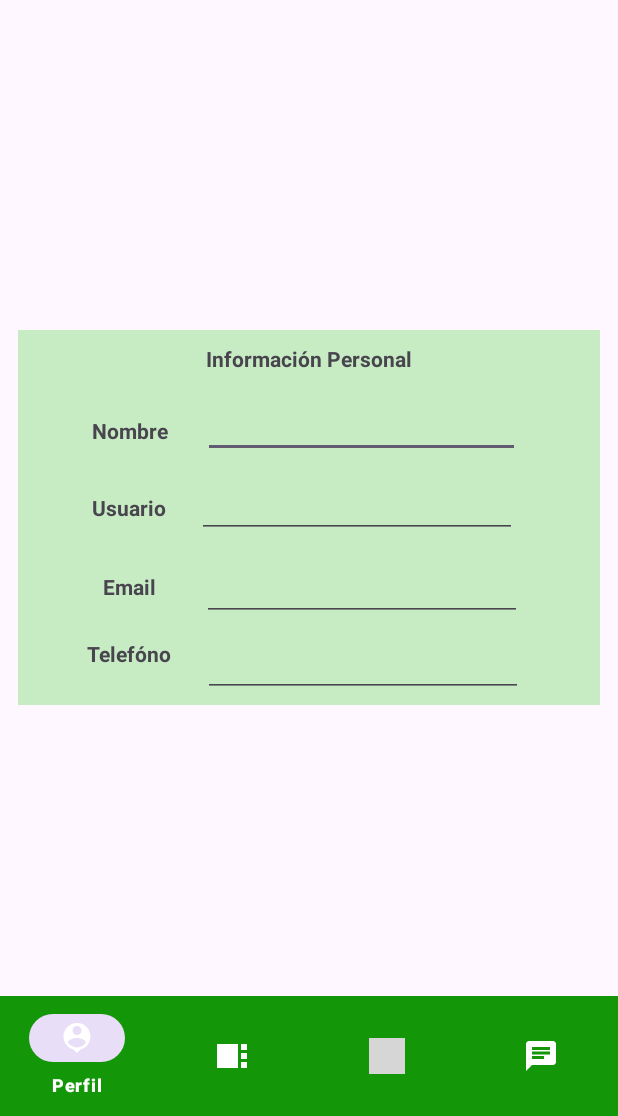
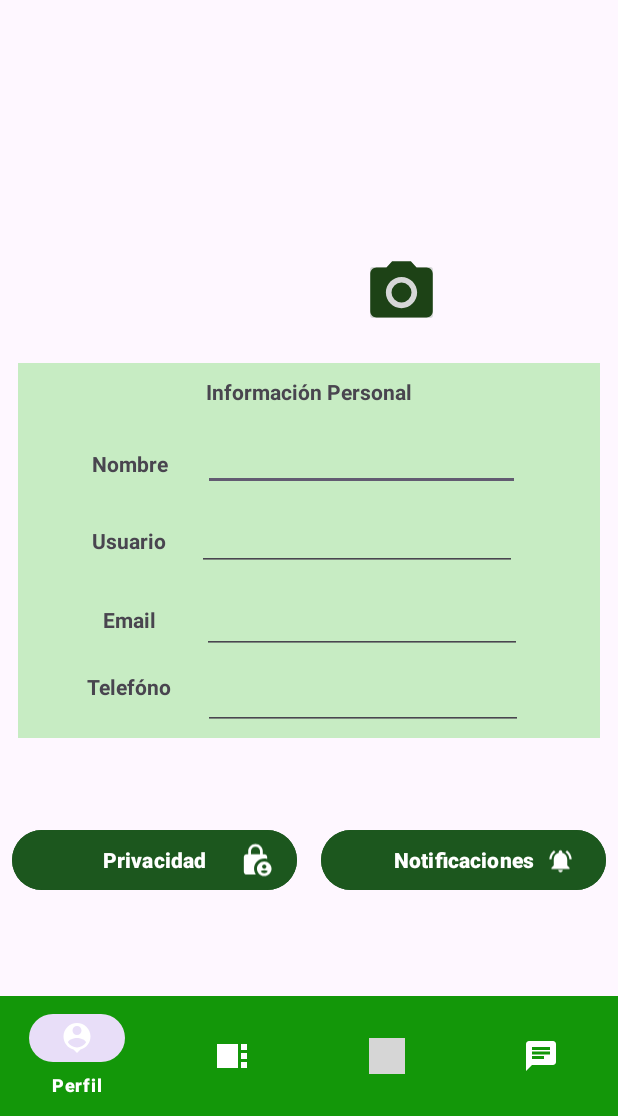
Before and after one commit to ICM2330/LifeCoach, an Android app: the ProfileActivity screen opened directly, with no data from a screen before it, on a phone screen of 412 x 824 dp, the part 120-1236 px from its top. Run offline under Robolectric (Android 15) with nearby library versions, the phone set to English and light mode, and no system bars; grey boxes are pictures that could not be loaded.

Commit message:
feat-profile-interface-design

```diff
--- /dev/null
+++ b/app/src/main/res/drawable/baseline_lock_person_24.xml
@@ -0,0 +1,6 @@
+<vector android:height="24dp" android:tint="#FFFFFF"
+    android:viewportHeight="24" android:viewportWidth="24"
+    android:width="24dp" xmlns:android="http://schemas.android.com/apk/res/android">
+    <path android:fillColor="@android:color/white" android:pathData="M18,11c0.7,0 1.37,0.1 2,0.29V10c0,-1.1 -0.9,-2 -2,-2h-1V6c0,-2.76 -2.24,-5 -5,-5S7,3.24 7,6v2H6c-1.1,0 -2,0.9 -2,2v10c0,1.1 0.9,2 2,2h6.26C11.47,20.87 11,19.49 11,18C11,14.13 14.13,11 18,11zM8.9,6c0,-1.71 1.39,-3.1 3.1,-3.1s3.1,1.39 3.1,3.1v2H8.9V6z"/>
+    <path android:fillColor="@android:color/white" android:pathData="M18,13c-2.76,0 -5,2.24 -5,5s2.24,5 5,5s5,-2.24 5,-5S20.76,13 18,13zM18,15c0.83,0 1.5,0.67 1.5,1.5S18.83,18 18,18s-1.5,-0.67 -1.5,-1.5S17.17,15 18,15zM18,21c-1.03,0 -1.94,-0.52 -2.48,-1.32C16.25,19.26 17.09,19 18,19s1.75,0.26 2.48,0.68C19.94,20.48 19.03,21 18,21z"/>
+</vector>
--- /dev/null
+++ b/app/src/main/res/drawable/notifications.xml
@@ -0,0 +1,5 @@
+<vector android:height="24dp" android:tint="#FFFFFF"
+    android:viewportHeight="24" android:viewportWidth="24"
+    android:width="24dp" xmlns:android="http://schemas.android.com/apk/res/android">
+    <path android:fillColor="@android:color/white" android:pathData="M7.58,4.08L6.15,2.65C3.75,4.48 2.17,7.3 2.03,10.5h2c0.15,-2.65 1.51,-4.97 3.55,-6.42zM19.97,10.5h2c-0.15,-3.2 -1.73,-6.02 -4.12,-7.85l-1.42,1.43c2.02,1.45 3.39,3.77 3.54,6.42zM18,11c0,-3.07 -1.64,-5.64 -4.5,-6.32L13.5,4c0,-0.83 -0.67,-1.5 -1.5,-1.5s-1.5,0.67 -1.5,1.5v0.68C7.63,5.36 6,7.92 6,11v5l-2,2v1h16v-1l-2,-2v-5zM12,22c0.14,0 0.27,-0.01 0.4,-0.04 0.65,-0.14 1.18,-0.58 1.44,-1.18 0.1,-0.24 0.15,-0.5 0.15,-0.78h-4c0.01,1.1 0.9,2 2.01,2z"/>
+</vector>
--- a/app/src/main/res/layout/activity_profile.xml
+++ b/app/src/main/res/layout/activity_profile.xml
@@ -28,8 +28,8 @@
 
     <ImageView
         android:id="@+id/profileimage"
-        android:layout_width="166dp"
-        android:layout_height="148dp"
+        android:layout_width="170dp"
+        android:layout_height="170dp"
         android:layout_marginTop="32dp"
         app:layout_constraintEnd_toEndOf="parent"
         app:layout_constraintHorizontal_bias="0.497"
@@ -38,6 +38,7 @@
         tools:srcCompat="@tools:sample/avatars" />
 
     <androidx.constraintlayout.widget.ConstraintLayout
+        android:id="@+id/constraintLayout"
         android:layout_width="0dp"
         android:layout_height="wrap_content"
         android:layout_marginStart="12dp"
@@ -179,4 +180,74 @@
 
     </androidx.constraintlayout.widget.ConstraintLayout>
 
+    <ImageButton
+        android:id="@+id/imageButton"
+        android:layout_width="50dp"
+        android:layout_height="46dp"
+        android:layout_marginStart="60dp"
+        android:layout_marginEnd="57dp"
+        android:layout_marginBottom="24dp"
+        app:layout_constraintBottom_toTopOf="@+id/constraintLayout"
+        app:layout_constraintEnd_toEndOf="parent"
+        app:layout_constraintStart_toStartOf="@+id/profileimage"
+        app:srcCompat="@drawable/registercamera"
+        tools:ignore="SpeakableTextPresentCheck,TouchTargetSizeCheck" />
+
+    <Button
+        android:id="@+id/privacyButtonProfile"
+        android:layout_width="0dp"
+        android:layout_height="wrap_content"
+        android:layout_marginStart="8dp"
+        android:layout_marginTop="12dp"
+        android:layout_marginEnd="8dp"
+        android:layout_marginBottom="21dp"
+        android:backgroundTint="#1C571E"
+        android:fontFamily="sans-serif-black"
+        android:text="Privacidad"
+        android:textStyle="normal|bold"
+        app:layout_constraintBottom_toTopOf="@+id/bottomNavigationView"
+        app:layout_constraintEnd_toStartOf="@+id/notificationsButtonProfile"
+        app:layout_constraintStart_toStartOf="parent"
+        app:layout_constraintTop_toBottomOf="@+id/constraintLayout" />
+
+    <Button
+        android:id="@+id/notificationsButtonProfile"
+        android:layout_width="0dp"
+        android:layout_height="wrap_content"
+        android:layout_marginStart="8dp"
+        android:layout_marginTop="12dp"
+        android:layout_marginEnd="8dp"
+        android:layout_marginBottom="22dp"
+        android:backgroundTint="#1C571E"
+        android:fontFamily="sans-serif-black"
+        android:text="Notificaciones"
+        android:textStyle="normal|bold"
+        app:layout_constraintBottom_toTopOf="@+id/bottomNavigationView"
+        app:layout_constraintEnd_toEndOf="parent"
+        app:layout_constraintStart_toEndOf="@+id/privacyButtonProfile"
+        app:layout_constraintTop_toBottomOf="@+id/constraintLayout" />
+
+    <ImageView
+        android:id="@+id/imageView3"
+        android:layout_width="23dp"
+        android:layout_height="24dp"
+        app:layout_constraintBottom_toBottomOf="@+id/privacyButtonProfile"
+        app:layout_constraintEnd_toEndOf="@+id/privacyButtonProfile"
+        app:layout_constraintHorizontal_bias="0.908"
+        app:layout_constraintStart_toStartOf="parent"
+        app:layout_constraintTop_toTopOf="@+id/privacyButtonProfile"
+        app:srcCompat="@drawable/baseline_lock_person_24" />
+
+    <ImageView
+        android:id="@+id/imageView5"
+        android:layout_width="18dp"
+        android:layout_height="24dp"
+        app:layout_constraintBottom_toBottomOf="@+id/notificationsButtonProfile"
+        app:layout_constraintEnd_toEndOf="@+id/notificationsButtonProfile"
+        app:layout_constraintHorizontal_bias="0.877"
+        app:layout_constraintStart_toStartOf="@+id/notificationsButtonProfile"
+        app:layout_constraintTop_toTopOf="@+id/notificationsButtonProfile"
+        app:layout_constraintVertical_bias="0.541"
+        app:srcCompat="@drawable/notifications" />
+
 </androidx.constraintlayout.widget.ConstraintLayout>
```
